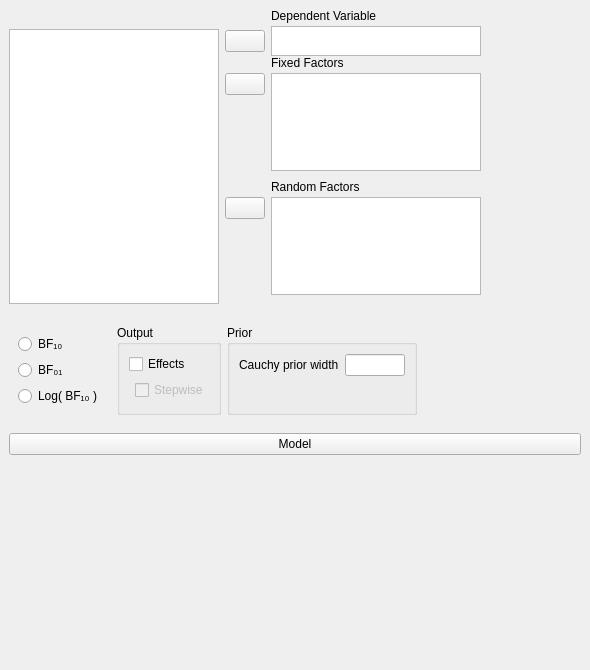
The window that JASP-Desktop/analysisforms/anovabayesianform.ui (jasp-stats/jasp-desktop) describes before a commit, drawn with Qt 5.
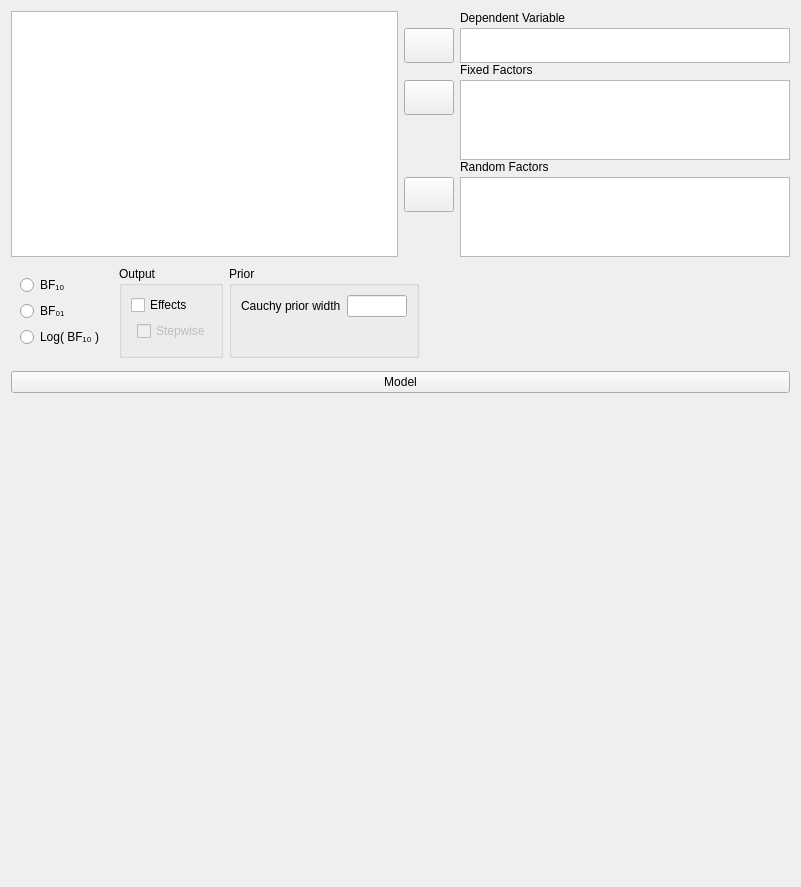
The same window after the commit. Custom widgets are drawn as their Qt base class.

Patch:
```diff
--- a/JASP-Desktop/analysisforms/anovabayesianform.ui
+++ b/JASP-Desktop/analysisforms/anovabayesianform.ui
@@ -6,55 +6,66 @@
    <rect>
     <x>0</x>
     <y>0</y>
-    <width>590</width>
-    <height>670</height>
+    <width>801</width>
+    <height>887</height>
    </rect>
   </property>
   <property name="windowTitle">
    <string>Form</string>
   </property>
-  <layout class="QGridLayout" name="gridLayout_9">
-   <property name="leftMargin">
-    <number>0</number>
-   </property>
-   <property name="topMargin">
-    <number>0</number>
-   </property>
-   <property name="rightMargin">
-    <number>0</number>
-   </property>
-   <property name="bottomMargin">
-    <number>0</number>
-   </property>
+  <layout class="QVBoxLayout" name="verticalLayout">
    <property name="spacing">
     <number>0</number>
    </property>
-   <item row="0" column="0">
-    <widget class="QWidget" name="widget_3" native="true">
+   <item>
+    <widget class="QWidget" name="topWidget" native="true">
+     <property name="sizePolicy">
+      <sizepolicy hsizetype="Expanding" vsizetype="Fixed">
+       <horstretch>0</horstretch>
+       <verstretch>0</verstretch>
+      </sizepolicy>
+     </property>
      <property name="maximumSize">
       <size>
        <width>16777215</width>
-       <height>400</height>
+       <height>16777215</height>
       </size>
      </property>
      <layout class="QGridLayout" name="gridLayout_7">
+      <property name="leftMargin">
+       <number>0</number>
+      </property>
+      <property name="topMargin">
+       <number>0</number>
+      </property>
+      <property name="rightMargin">
+       <number>0</number>
+      </property>
       <property name="bottomMargin">
-       <number>12</number>
+       <number>0</number>
       </property>
       <property name="verticalSpacing">
        <number>0</number>
       </property>
-      <item row="0" column="0">
-       <widget class="QWidget" name="widget_2" native="true">
-        <property name="maximumSize">
-         <size>
-          <width>16777215</width>
-          <height>20</height>
-         </size>
-        </property>
-       </widget>
-      </item>
-      <item row="0" column="2" rowspan="2">
+      <item row="0" column="2">
+       <widget class="QWidget" name="verticalWidget" native="true">
+        <layout class="QVBoxLayout" name="verticalLayout_2">
+         <property name="spacing">
+          <number>0</number>
+         </property>
+         <property name="leftMargin">
+          <number>0</number>
+         </property>
+         <property name="topMargin">
+          <number>0</number>
+         </property>
+         <property name="rightMargin">
+          <number>0</number>
+         </property>
+         <property name="bottomMargin">
+          <number>0</number>
+         </property>
+         <item>
        <widget class="QWidget" name="widget_6" native="true">
         <layout class="QGridLayout" name="gridLayout_3">
          <property name="leftMargin">
@@ -72,9 +83,6 @@
          <property name="verticalSpacing">
           <number>3</number>
          </property>
-         <item row="0" column="0">
-          <widget class="QWidget" name="widget_7" native="true"/>
-         </item>
          <item row="0" column="1">
           <widget class="QLabel" name="label">
            <property name="text">
@@ -84,10 +92,22 @@
          </item>
          <item row="1" column="0">
           <widget class="AssignButton" name="buttonAssignDependent">
+              <property name="sizePolicy">
+               <sizepolicy hsizetype="Fixed" vsizetype="Fixed">
+                <horstretch>0</horstretch>
+                <verstretch>0</verstretch>
+               </sizepolicy>
+              </property>
+              <property name="minimumSize">
+               <size>
+                <width>50</width>
+                <height>35</height>
+               </size>
+              </property>
            <property name="maximumSize">
             <size>
              <width>50</width>
-             <height>16777215</height>
+                <height>35</height>
             </size>
            </property>
            <property name="text">
@@ -98,21 +118,21 @@
          <item row="1" column="1">
           <widget class="BoundListView" name="dependent">
            <property name="sizePolicy">
-            <sizepolicy hsizetype="Maximum" vsizetype="Expanding">
+               <sizepolicy hsizetype="Expanding" vsizetype="Fixed">
              <horstretch>0</horstretch>
              <verstretch>0</verstretch>
             </sizepolicy>
            </property>
            <property name="minimumSize">
             <size>
-             <width>0</width>
-             <height>0</height>
-            </size>
-           </property>
-           <property name="maximumSize">
-            <size>
              <width>210</width>
-             <height>30</height>
+                <height>35</height>
+               </size>
+              </property>
+              <property name="maximumSize">
+               <size>
+                <width>16777215</width>
+                <height>35</height>
             </size>
            </property>
            <property name="selectionMode">
@@ -123,7 +143,7 @@
         </layout>
        </widget>
       </item>
-      <item row="2" column="2">
+         <item>
        <widget class="QWidget" name="widget_5" native="true">
         <layout class="QGridLayout" name="gridLayout_2">
          <property name="leftMargin">
@@ -135,15 +155,30 @@
          <property name="rightMargin">
           <number>0</number>
          </property>
+            <property name="bottomMargin">
+             <number>0</number>
+            </property>
          <property name="verticalSpacing">
           <number>3</number>
          </property>
          <item row="1" column="0">
           <widget class="AssignButton" name="buttonAssignFixed">
+              <property name="sizePolicy">
+               <sizepolicy hsizetype="Fixed" vsizetype="Fixed">
+                <horstretch>0</horstretch>
+                <verstretch>0</verstretch>
+               </sizepolicy>
+              </property>
+              <property name="minimumSize">
+               <size>
+                <width>50</width>
+                <height>35</height>
+               </size>
+              </property>
            <property name="maximumSize">
             <size>
              <width>50</width>
-             <height>16777215</height>
+                <height>35</height>
             </size>
            </property>
            <property name="text">
@@ -151,37 +186,24 @@
            </property>
           </widget>
          </item>
-         <item row="2" column="0">
-          <spacer name="verticalSpacer_2">
-           <property name="orientation">
-            <enum>Qt::Vertical</enum>
-           </property>
-           <property name="sizeHint" stdset="0">
-            <size>
-             <width>20</width>
-             <height>84</height>
-            </size>
-           </property>
-          </spacer>
-         </item>
          <item row="1" column="1" rowspan="2">
           <widget class="BoundListView" name="fixedFactors">
            <property name="sizePolicy">
-            <sizepolicy hsizetype="Maximum" vsizetype="Expanding">
+               <sizepolicy hsizetype="Expanding" vsizetype="Fixed">
              <horstretch>0</horstretch>
              <verstretch>0</verstretch>
             </sizepolicy>
            </property>
            <property name="minimumSize">
             <size>
-             <width>0</width>
-             <height>80</height>
-            </size>
-           </property>
-           <property name="maximumSize">
-            <size>
              <width>210</width>
-             <height>16777215</height>
+                <height>80</height>
+               </size>
+              </property>
+              <property name="maximumSize">
+               <size>
+                <width>16777215</width>
+                <height>80</height>
             </size>
            </property>
            <property name="selectionMode">
@@ -189,9 +211,6 @@
            </property>
           </widget>
          </item>
-         <item row="0" column="0">
-          <widget class="QWidget" name="widget_8" native="true"/>
-         </item>
          <item row="0" column="1">
           <widget class="QLabel" name="label_2">
            <property name="text">
@@ -202,7 +221,7 @@
         </layout>
        </widget>
       </item>
-      <item row="3" column="2">
+         <item>
        <widget class="QWidget" name="widget" native="true">
         <layout class="QGridLayout" name="gridLayout">
          <property name="leftMargin">
@@ -214,18 +233,30 @@
          <property name="rightMargin">
           <number>0</number>
          </property>
+            <property name="bottomMargin">
+             <number>0</number>
+            </property>
          <property name="verticalSpacing">
           <number>3</number>
          </property>
-         <item row="0" column="0">
-          <widget class="QWidget" name="widget_9" native="true"/>
-         </item>
          <item row="1" column="0">
           <widget class="AssignButton" name="buttonAssignRandom">
+              <property name="sizePolicy">
+               <sizepolicy hsizetype="Fixed" vsizetype="Fixed">
+                <horstretch>0</horstretch>
+                <verstretch>0</verstretch>
+               </sizepolicy>
+              </property>
+              <property name="minimumSize">
+               <size>
+                <width>50</width>
+                <height>35</height>
+               </size>
+              </property>
            <property name="maximumSize">
             <size>
              <width>50</width>
-             <height>16777215</height>
+                <height>35</height>
             </size>
            </property>
            <property name="text">
@@ -236,21 +267,21 @@
          <item row="1" column="1" rowspan="2">
           <widget class="BoundListView" name="randomFactors">
            <property name="sizePolicy">
-            <sizepolicy hsizetype="Maximum" vsizetype="Expanding">
+               <sizepolicy hsizetype="Expanding" vsizetype="Fixed">
              <horstretch>0</horstretch>
              <verstretch>0</verstretch>
             </sizepolicy>
            </property>
            <property name="minimumSize">
             <size>
-             <width>0</width>
-             <height>80</height>
-            </size>
-           </property>
-           <property name="maximumSize">
-            <size>
              <width>210</width>
-             <height>16777215</height>
+                <height>80</height>
+               </size>
+              </property>
+              <property name="maximumSize">
+               <size>
+                <width>16777215</width>
+                <height>80</height>
             </size>
            </property>
            <property name="selectionMode">
@@ -258,19 +289,6 @@
            </property>
           </widget>
          </item>
-         <item row="2" column="0">
-          <spacer name="verticalSpacer">
-           <property name="orientation">
-            <enum>Qt::Vertical</enum>
-           </property>
-           <property name="sizeHint" stdset="0">
-            <size>
-             <width>20</width>
-             <height>84</height>
-            </size>
-           </property>
-          </spacer>
-         </item>
          <item row="0" column="1">
           <widget class="QLabel" name="label_3">
            <property name="text">
@@ -281,23 +299,26 @@
         </layout>
        </widget>
       </item>
-      <item row="1" column="0" rowspan="4">
+        </layout>
+       </widget>
+      </item>
+      <item row="0" column="0" rowspan="5">
        <widget class="AvailableFieldsListView" name="listAvailableFields">
         <property name="sizePolicy">
-         <sizepolicy hsizetype="Fixed" vsizetype="Expanding">
+         <sizepolicy hsizetype="Expanding" vsizetype="Preferred">
           <horstretch>0</horstretch>
           <verstretch>0</verstretch>
          </sizepolicy>
         </property>
         <property name="minimumSize">
          <size>
-          <width>0</width>
-          <height>200</height>
-         </size>
-        </property>
-        <property name="maximumSize">
-         <size>
           <width>210</width>
+          <height>0</height>
+         </size>
+        </property>
+        <property name="maximumSize">
+         <size>
+          <width>16777215</width>
           <height>16777215</height>
          </size>
         </property>
@@ -309,19 +330,24 @@
      </layout>
     </widget>
    </item>
-   <item row="0" column="1">
-    <widget class="QWidget" name="widget_4" native="true">
-     <property name="minimumSize">
-      <size>
-       <width>80</width>
-       <height>0</height>
-      </size>
-     </property>
-    </widget>
-   </item>
-   <item row="1" column="0" colspan="2">
+   <item>
     <widget class="QWidget" name="widget_10" native="true">
+     <property name="sizePolicy">
+      <sizepolicy hsizetype="Fixed" vsizetype="Fixed">
+       <horstretch>0</horstretch>
+       <verstretch>0</verstretch>
+      </sizepolicy>
+     </property>
      <layout class="QGridLayout" name="gridLayout_4">
+      <property name="leftMargin">
+       <number>0</number>
+      </property>
+      <property name="rightMargin">
+       <number>0</number>
+      </property>
+      <property name="bottomMargin">
+       <number>0</number>
+      </property>
       <item row="0" column="1">
        <widget class="GroupBox" name="groupBox_3">
         <property name="title">
@@ -363,7 +389,52 @@
            <property name="sizeHint" stdset="0">
             <size>
              <width>20</width>
-             <height>40</height>
+             <height>5</height>
+            </size>
+           </property>
+          </spacer>
+         </item>
+        </layout>
+       </widget>
+      </item>
+      <item row="0" column="2">
+       <widget class="GroupBox" name="groupBox">
+        <property name="title">
+         <string>Prior</string>
+        </property>
+        <layout class="QGridLayout" name="gridLayout_10">
+         <item row="0" column="0">
+          <widget class="QLabel" name="label_4">
+           <property name="text">
+            <string>Cauchy prior width</string>
+           </property>
+          </widget>
+         </item>
+         <item row="0" column="1">
+          <widget class="BoundTextBox" name="priorWidth">
+           <property name="minimumSize">
+            <size>
+             <width>60</width>
+             <height>0</height>
+            </size>
+           </property>
+           <property name="maximumSize">
+            <size>
+             <width>60</width>
+             <height>16777215</height>
+            </size>
+           </property>
+          </widget>
+         </item>
+         <item row="1" column="0">
+          <spacer name="verticalSpacer_4">
+           <property name="orientation">
+            <enum>Qt::Vertical</enum>
+           </property>
+           <property name="sizeHint" stdset="0">
+            <size>
+             <width>20</width>
+             <height>5</height>
             </size>
            </property>
           </spacer>
@@ -373,6 +444,12 @@
       </item>
       <item row="0" column="0">
        <widget class="BoundGroupBox" name="bayesFactorType" native="true">
+        <property name="sizePolicy">
+         <sizepolicy hsizetype="Preferred" vsizetype="Minimum">
+          <horstretch>0</horstretch>
+          <verstretch>0</verstretch>
+         </sizepolicy>
+        </property>
         <property name="title" stdset="0">
          <string>Bayes Factor</string>
         </property>
@@ -404,68 +481,10 @@
         </layout>
        </widget>
       </item>
-      <item row="0" column="3">
-       <spacer name="horizontalSpacer">
-        <property name="orientation">
-         <enum>Qt::Horizontal</enum>
-        </property>
-        <property name="sizeHint" stdset="0">
-         <size>
-          <width>40</width>
-          <height>20</height>
-         </size>
-        </property>
-       </spacer>
-      </item>
-      <item row="0" column="2">
-       <widget class="GroupBox" name="groupBox">
-        <property name="title">
-         <string>Prior</string>
-        </property>
-        <layout class="QGridLayout" name="gridLayout_10">
-         <item row="0" column="0">
-          <widget class="QLabel" name="label_4">
-           <property name="text">
-            <string>Cauchy prior width</string>
-           </property>
-          </widget>
-         </item>
-         <item row="0" column="1">
-          <widget class="BoundTextBox" name="priorWidth">
-           <property name="minimumSize">
-            <size>
-             <width>60</width>
-             <height>0</height>
-            </size>
-           </property>
-           <property name="maximumSize">
-            <size>
-             <width>60</width>
-             <height>16777215</height>
-            </size>
-           </property>
-          </widget>
-         </item>
-         <item row="1" column="0">
-          <spacer name="verticalSpacer_4">
-           <property name="orientation">
-            <enum>Qt::Vertical</enum>
-           </property>
-           <property name="sizeHint" stdset="0">
-            <size>
-             <width>20</width>
-             <height>40</height>
-            </size>
-           </property>
-          </spacer>
-         </item>
         </layout>
        </widget>
       </item>
-     </layout>
-    </widget>
-   </item>
-   <item row="2" column="0" colspan="2">
+   <item>
     <widget class="QWidget" name="widget_11" native="true">
      <layout class="QGridLayout" name="gridLayout_6">
       <property name="leftMargin">
@@ -492,8 +511,26 @@
          </sizepolicy>
         </property>
         <layout class="QGridLayout" name="gridLayout_5">
+         <property name="leftMargin">
+          <number>0</number>
+         </property>
+         <property name="topMargin">
+          <number>13</number>
+         </property>
+         <property name="rightMargin">
+          <number>0</number>
+         </property>
+         <property name="bottomMargin">
+          <number>0</number>
+         </property>
          <item row="0" column="0">
           <widget class="ExpanderButton" name="expanderModel">
+           <property name="sizePolicy">
+            <sizepolicy hsizetype="Expanding" vsizetype="Fixed">
+             <horstretch>0</horstretch>
+             <verstretch>0</verstretch>
+            </sizepolicy>
+           </property>
            <property name="text">
             <string>Model</string>
            </property>
```
Lines whose indentation alone changed are shown as unchanged.
